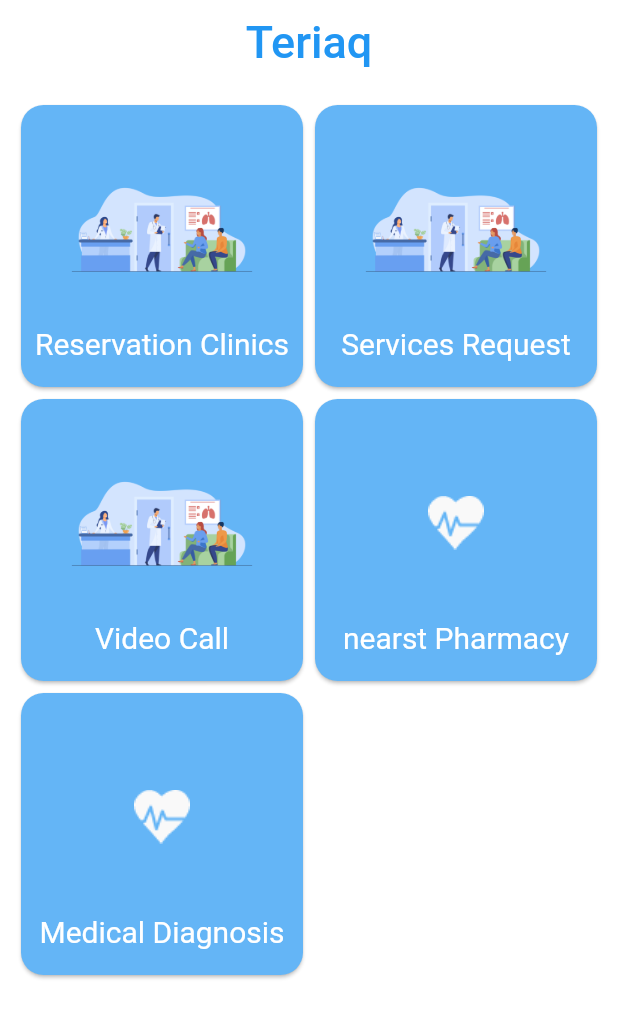
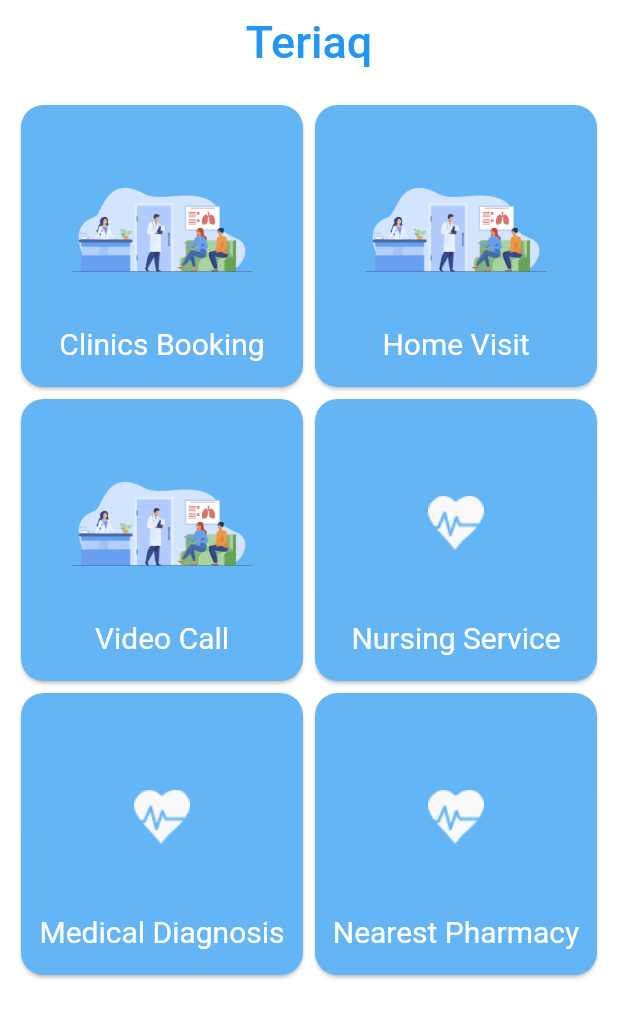
Before and after one commit to wshehab99/dawiny, a Flutter app: the GridPage screen opened directly, on a phone screen of 412 x 824 dp. Shown: the top 1018 px of the screen. Run offline on Flutter 3.47's test engine with Material 2 defaults, Android fonts, the phone set to English and light mode, and no system bars; our stand-ins replace flutter_screenutil, flutter_svg, smooth_page_indicator.

Commit message:
edit grid

```diff
--- a/lib/fake_data/fake_data.dart
+++ b/lib/fake_data/fake_data.dart
@@ -35,7 +35,7 @@ class FakeData {
     Doctor(
       email: "Ahmed@gmail.com",
       password: 'password123',
-      fullName: "Ahmed Mohamed",
+      fullName: "Hazem Saleh",
       specialist: 'Dermatology',
       hospitalName: 'Alnaser hospital',
       profilePhoto: 'assets/images/doctor2.png',
@@ -51,7 +51,7 @@ class FakeData {
     Doctor(
       email: "waleed@gmail.com",
       password: 'password123',
-      fullName: "Dr. Stella Kane",
+      fullName: "Dr. Hazem Saleh",
       specialist: 'Dermatology',
       hospitalName: 'Alrajaa hospital',
       profilePhoto: 'assets/images/doctor2.png',
--- a/lib/screens/gridpage/gridpage.dart
+++ b/lib/screens/gridpage/gridpage.dart
@@ -5,11 +5,12 @@ class GridPage extends StatelessWidget {
   GridPage({Key? key}) : super(key: key);
 
   final List<String> names = [
-    'Reservation Clinics',
-    'Services Request',
+    'Clinics Booking',
+    'Home Visit',
     'Video Call',
-    'nearst Pharmacy',
+    'Nursing Service',
     'Medical Diagnosis',
+    'Nearest Pharmacy',
   ];
 
   // List<String> MyImages = [
@@ -24,6 +25,7 @@ class GridPage extends StatelessWidget {
     "assets/images/visitClinc.png",
     "assets/images/visitClinc.png",
     "assets/images/visitClinc.png",
+    "assets/icons/heart_surgeon.png",
     "assets/icons/heart_surgeon.png",
     "assets/icons/heart_surgeon.png",
   ];
@@ -49,7 +51,7 @@ class GridPage extends StatelessWidget {
         child: GridView.count(
           padding: const EdgeInsets.all(10),
           crossAxisCount: 2,
-          children: List<Widget>.generate(5, (index) {
+          children: List<Widget>.generate(6, (index) {
             return GridTile(
               child: Card(
                   shape: RoundedRectangleBorder(
```
